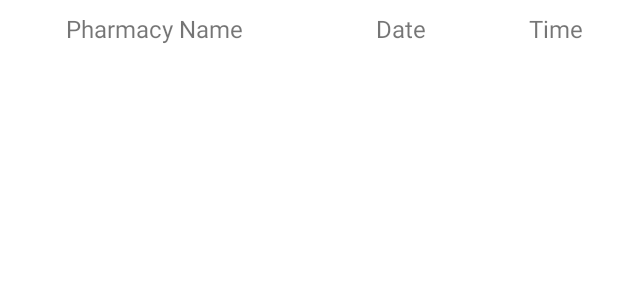
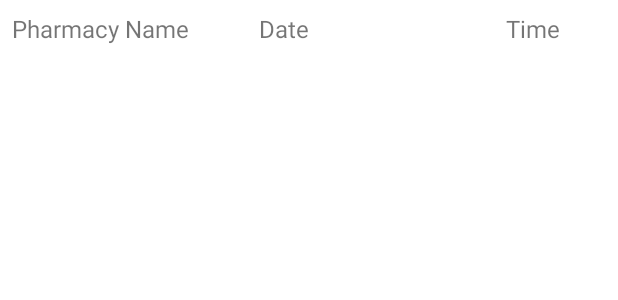
Before and after one commit to dennis-lam/HingYu-Lam_COMP304-002_Test02, an Android app: the layout activity_vaccine_details.xml on its own in the app's theme, with its tools: preview values and no code run, on a phone screen of 412 x 824 dp. Shown: the top 300 px of the screen. Run offline under Robolectric (Android 15) with nearby library versions, the phone set to English and light mode, and no system bars.

Commit message:
Final touch

```diff
--- a/app/src/main/res/layout/activity_vaccine_details.xml
+++ b/app/src/main/res/layout/activity_vaccine_details.xml
@@ -12,9 +12,9 @@
         android:layout_height="wrap_content"
         android:text="Pharmacy Name"
         android:textSize="16sp"
-        android:gravity="center_horizontal"
+        android:gravity="start"
         android:padding="8dp"
-        app:layout_constraintWidth_percent="0.5"
+        app:layout_constraintWidth_percent="0.4"
         app:layout_constraintTop_toTopOf="parent"
         app:layout_constraintStart_toStartOf="parent"
         app:layout_constraintEnd_toStartOf="@id/date_header_text_view"/>
@@ -25,9 +25,9 @@
         android:layout_height="wrap_content"
         android:text="Date"
         android:textSize="16sp"
-        android:gravity="center_horizontal"
+        android:gravity="start"
         android:padding="8dp"
-        app:layout_constraintWidth_percent="0.3"
+        app:layout_constraintWidth_percent="0.4"
         app:layout_constraintTop_toTopOf="parent"
         app:layout_constraintStart_toEndOf="@id/pharmacy_name_header_text_view"
         app:layout_constraintEnd_toStartOf="@id/time_header_text_view"/>
@@ -38,7 +38,7 @@
         android:layout_height="wrap_content"
         android:text="Time"
         android:textSize="16sp"
-        android:gravity="center_horizontal"
+        android:gravity="start"
         android:padding="8dp"
         app:layout_constraintWidth_percent="0.2"
         app:layout_constraintTop_toTopOf="parent"
@@ -46,7 +46,7 @@
         app:layout_constraintEnd_toEndOf="parent"/>
 
     <androidx.recyclerview.widget.RecyclerView
-        android:id="@+id/detailed_recycler_view"
+        android:id="@+id/details_recycler_view"
         android:layout_width="match_parent"
         android:layout_height="0dp"
         android:layout_weight="1"
--- a/app/src/main/res/layout/activity_vaccine_location.xml
+++ b/app/src/main/res/layout/activity_vaccine_location.xml
@@ -12,7 +12,7 @@
         android:layout_height="wrap_content"
         android:text="Pharmacy Name"
         android:textSize="16sp"
-        android:gravity="center_horizontal"
+        android:gravity="start"
         android:padding="8dp"
         app:layout_constraintWidth_percent="0.5"
         app:layout_constraintTop_toTopOf="parent"
@@ -25,7 +25,7 @@
         android:layout_height="wrap_content"
         android:text="Pharmacy Location"
         android:textSize="16sp"
-        android:gravity="center_horizontal"
+        android:gravity="start"
         android:padding="8dp"
         app:layout_constraintWidth_percent="0.5"
         app:layout_constraintTop_toTopOf="parent"
--- a/app/src/main/res/layout/vaccine_details_item.xml
+++ b/app/src/main/res/layout/vaccine_details_item.xml
@@ -10,14 +10,14 @@
         android:textSize="20sp"
         android:layout_width="0dp"
         android:layout_height="wrap_content"
-        android:layout_weight="5" />
+        android:layout_weight="4" />
 
     <TextView
         android:id="@+id/date_text_view"
         android:textSize="16sp"
         android:layout_width="0dp"
         android:layout_height="wrap_content"
-        android:layout_weight="2" />
+        android:layout_weight="4" />
 
     <TextView
         android:id="@+id/time_text_view"
```
Also changed, not shown: app/src/main/java/com/example/hingyu_lam_comp304_002_test02/VaccineDetailsActivity.kt (+35 -0 lines), app/src/main/java/com/example/hingyu_lam_comp304_002_test02/VaccineDetailsAdapter.kt (added, +48 -0 lines).
